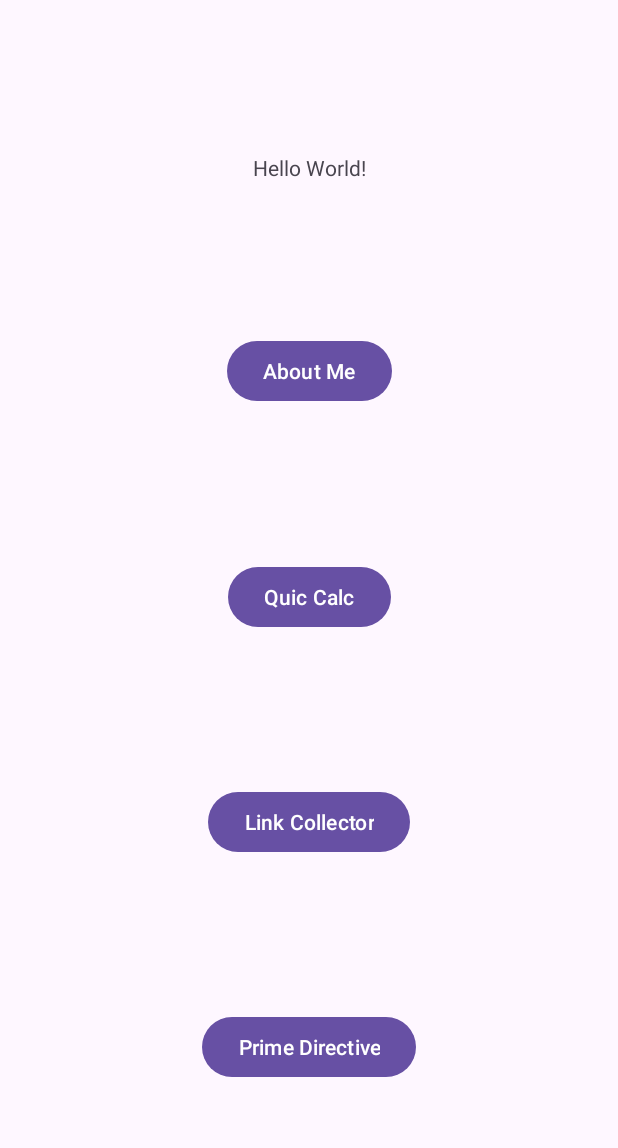
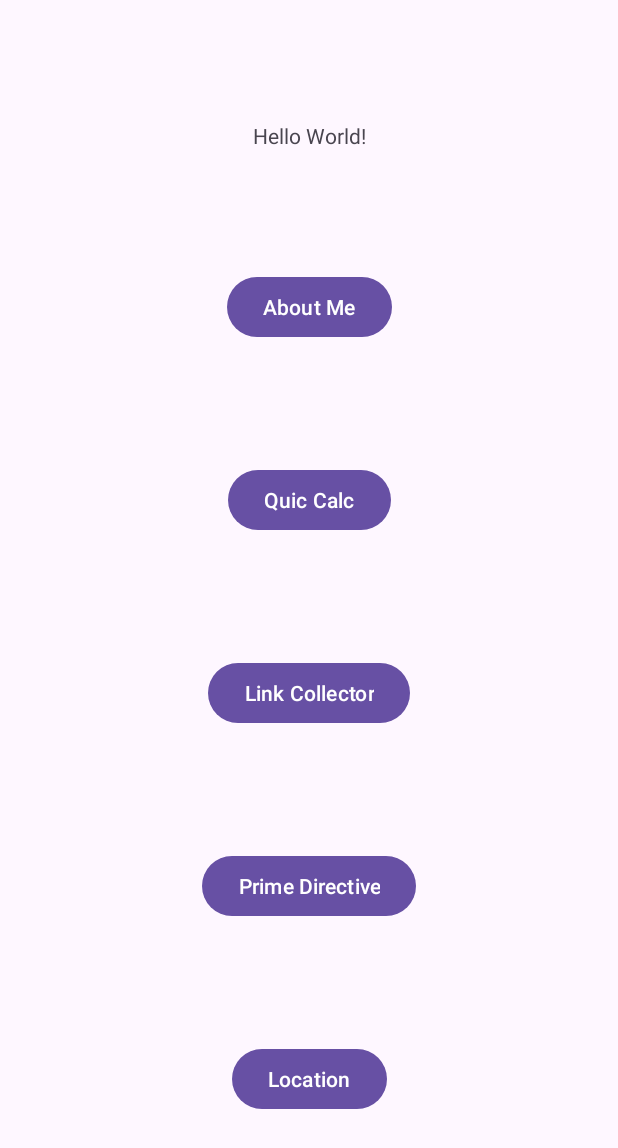
Before and after one commit to ErdunE/NortheasternMiami, an Android app: the screen it shows after launch (MainActivity), on a phone screen of 412 x 824 dp. Shown: the top 1148 px of the screen. Run offline under Robolectric (Android 15) with nearby library versions, the phone set to English and light mode, and no system bars.

Commit message:
Add Location Button and its activity

```diff
--- a/NUMAD25Sp_ErdunE/app/src/main/AndroidManifest.xml
+++ b/NUMAD25Sp_ErdunE/app/src/main/AndroidManifest.xml
@@ -12,6 +12,9 @@
         android:supportsRtl="true"
         android:theme="@style/Theme.NUMAD25Sp_ErdunE"
         tools:targetApi="31">
+        <activity
+            android:name=".LocationActivity"
+            android:exported="false" />
         <activity
             android:name=".AboutMeActivity"
             android:exported="false" />
--- a/NUMAD25Sp_ErdunE/app/src/main/java/edu/northeastern/numad25sp_erdune/MainActivity.java
+++ b/NUMAD25Sp_ErdunE/app/src/main/java/edu/northeastern/numad25sp_erdune/MainActivity.java
@@ -66,5 +66,15 @@ public class MainActivity extends AppCompatActivity {
                 startActivity(intent);
             }
         });
+
+        // Location Button
+        Button locationButton = findViewById(R.id.locationButton);
+        locationButton.setOnClickListener(new View.OnClickListener() {
+            @Override
+            public void onClick(View v) {
+                Intent intent = new Intent(MainActivity.this, LocationActivity.class);
+                startActivity(intent);
+            }
+        });
     }
 }
--- a/NUMAD25Sp_ErdunE/app/src/main/res/layout/activity_main.xml
+++ b/NUMAD25Sp_ErdunE/app/src/main/res/layout/activity_main.xml
@@ -61,6 +61,17 @@
         app:layout_constraintStart_toStartOf="parent"
         app:layout_constraintEnd_toEndOf="parent"
         app:layout_constraintTop_toBottomOf="@id/linkCollectorButton"
+        app:layout_constraintBottom_toTopOf="@+id/locationButton" />
+
+    <!-- Location Button -->
+    <Button
+        android:id="@+id/locationButton"
+        android:layout_width="wrap_content"
+        android:layout_height="wrap_content"
+        android:text="Location"
+        app:layout_constraintStart_toStartOf="parent"
+        app:layout_constraintEnd_toEndOf="parent"
+        app:layout_constraintTop_toBottomOf="@id/primeDirectiveButton"
         app:layout_constraintBottom_toBottomOf="parent" />
 
 </androidx.constraintlayout.widget.ConstraintLayout>
```
Also changed, not shown: NUMAD25Sp_ErdunE/app/src/main/java/edu/northeastern/numad25sp_erdune/LocationActivity.java (added, +13 -0 lines), NUMAD25Sp_ErdunE/app/src/main/res/layout/activity_location.xml (added, +19 -0 lines).
